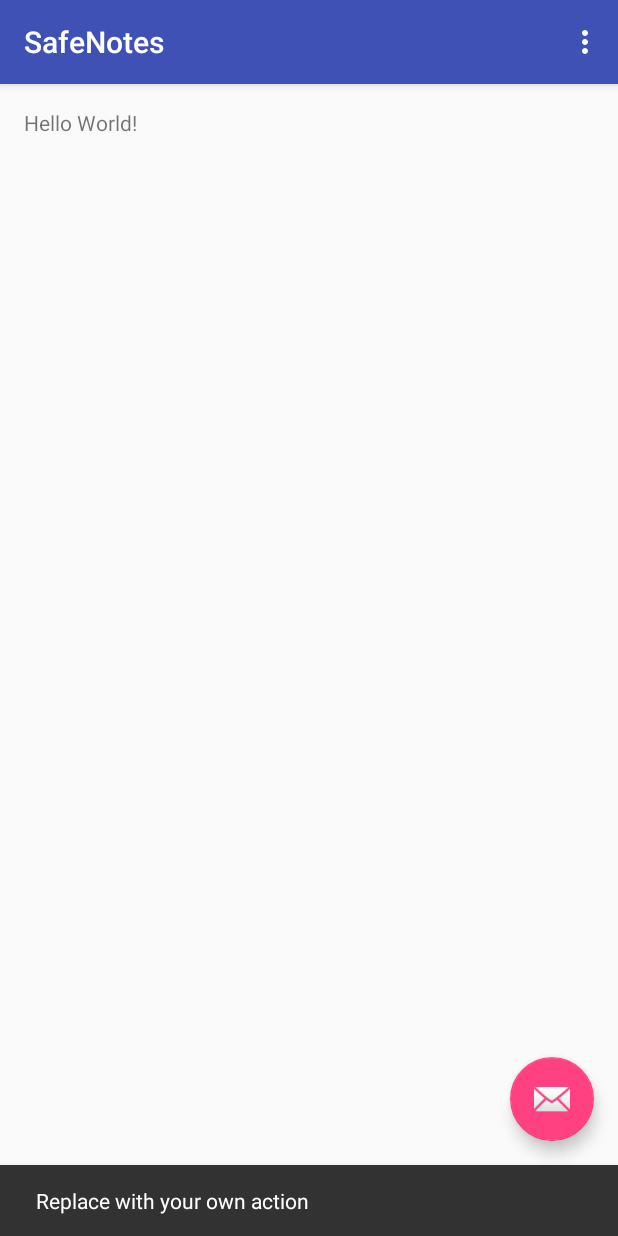
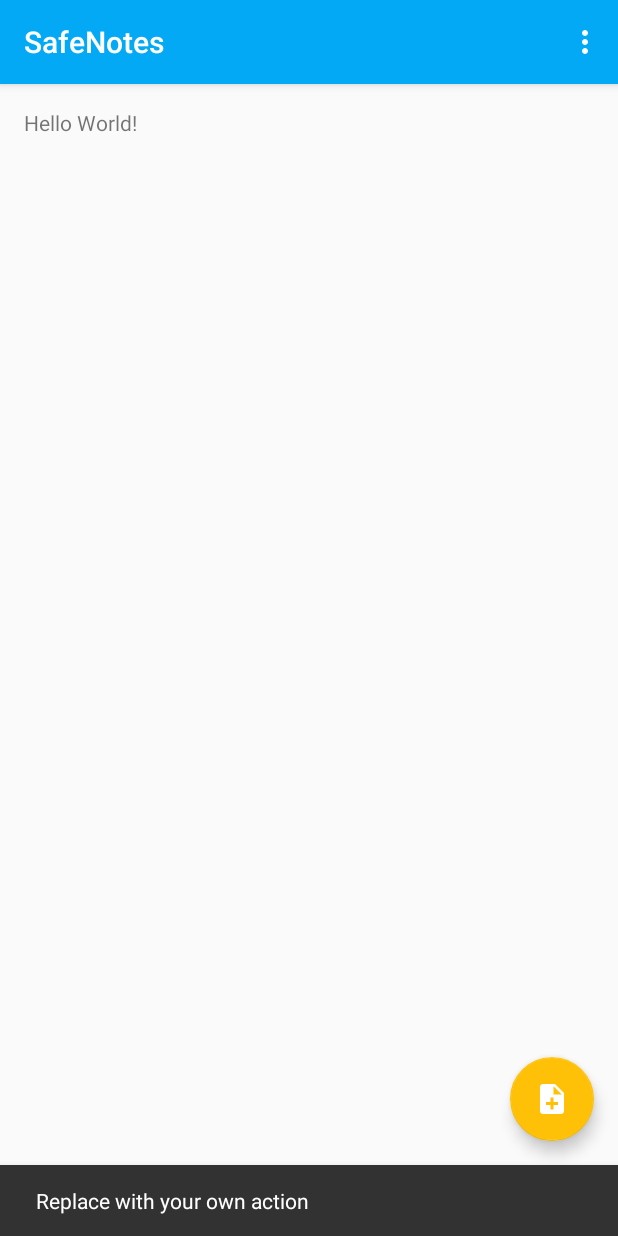
Before and after one commit to xtreme-rafael/safenotes-android, an Android app: the screen it shows after launch (MainActivity), after a tap on an icon or button, on a phone screen of 412 x 824 dp. Run offline under Robolectric (Android 15) with nearby library versions, the phone set to English and light mode, and no system bars.

Commit message:
RS - Basic styling of the app.

```diff
--- a/app/src/main/res/layout/activity_main.xml
+++ b/app/src/main/res/layout/activity_main.xml
@@ -29,6 +29,6 @@
         android:layout_height="wrap_content"
         android:layout_gravity="bottom|end"
         android:layout_margin="@dimen/fab_margin"
-        android:src="@android:drawable/ic_dialog_email" />
+        android:src="@drawable/ic_note_add_white_24dp" />
 
 </android.support.design.widget.CoordinatorLayout>
--- a/app/src/main/res/values/colors.xml
+++ b/app/src/main/res/values/colors.xml
@@ -1,6 +1,6 @@
 <?xml version="1.0" encoding="utf-8"?>
 <resources>
-    <color name="colorPrimary">#3F51B5</color>
-    <color name="colorPrimaryDark">#303F9F</color>
-    <color name="colorAccent">#FF4081</color>
+    <color name="colorPrimary">#03A9F4</color>
+    <color name="colorPrimaryDark">#0277BD</color>
+    <color name="colorAccent">#FFC107</color>
 </resources>
```
Also changed, not shown: app/src/main/res/drawable-hdpi/ic_note_add_white_24dp.png (added), app/src/main/res/drawable-mdpi/ic_note_add_white_24dp.png (added), app/src/main/res/drawable-xhdpi/ic_note_add_white_24dp.png (added), app/src/main/res/drawable-xxhdpi/ic_note_add_white_24dp.png (added), app/src/main/res/drawable-xxxhdpi/ic_note_add_white_24dp.png (added).
